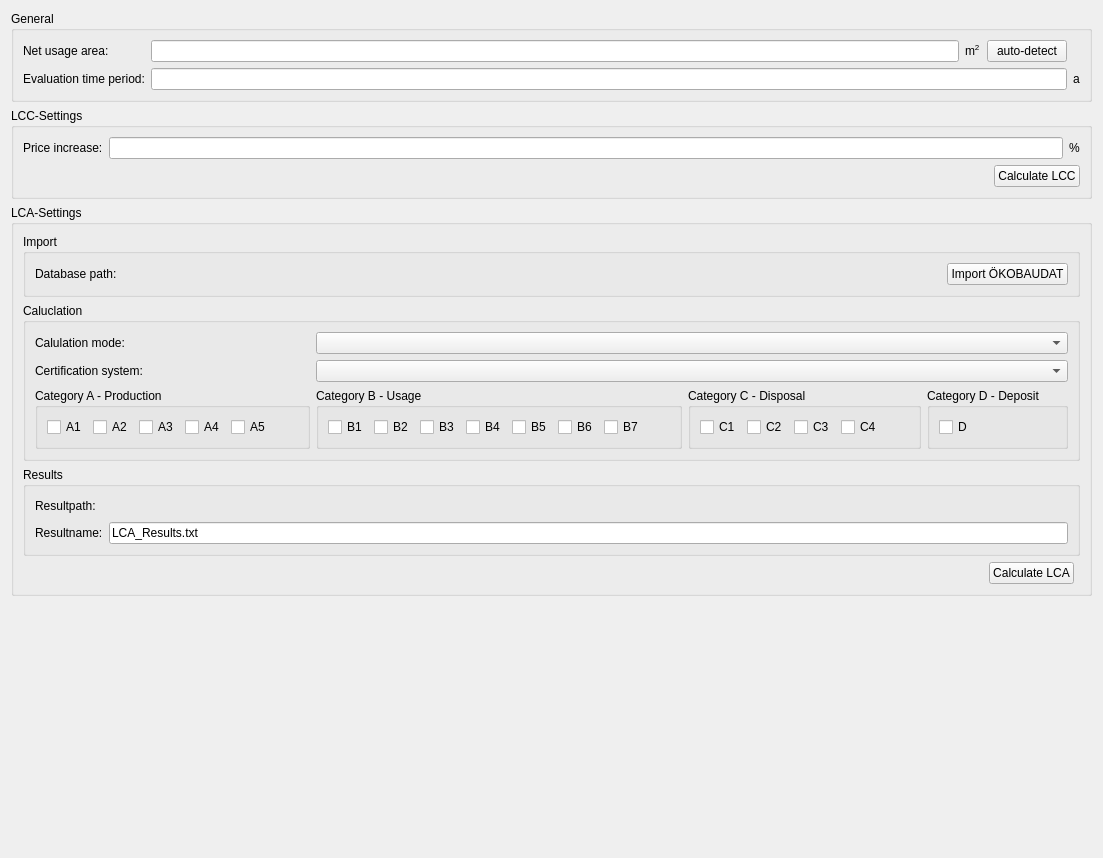
Qt form SIM-VICUS/src/SVSimulationLCAOptions.ui (ghorwin/SIM-VICUS) before a commit.
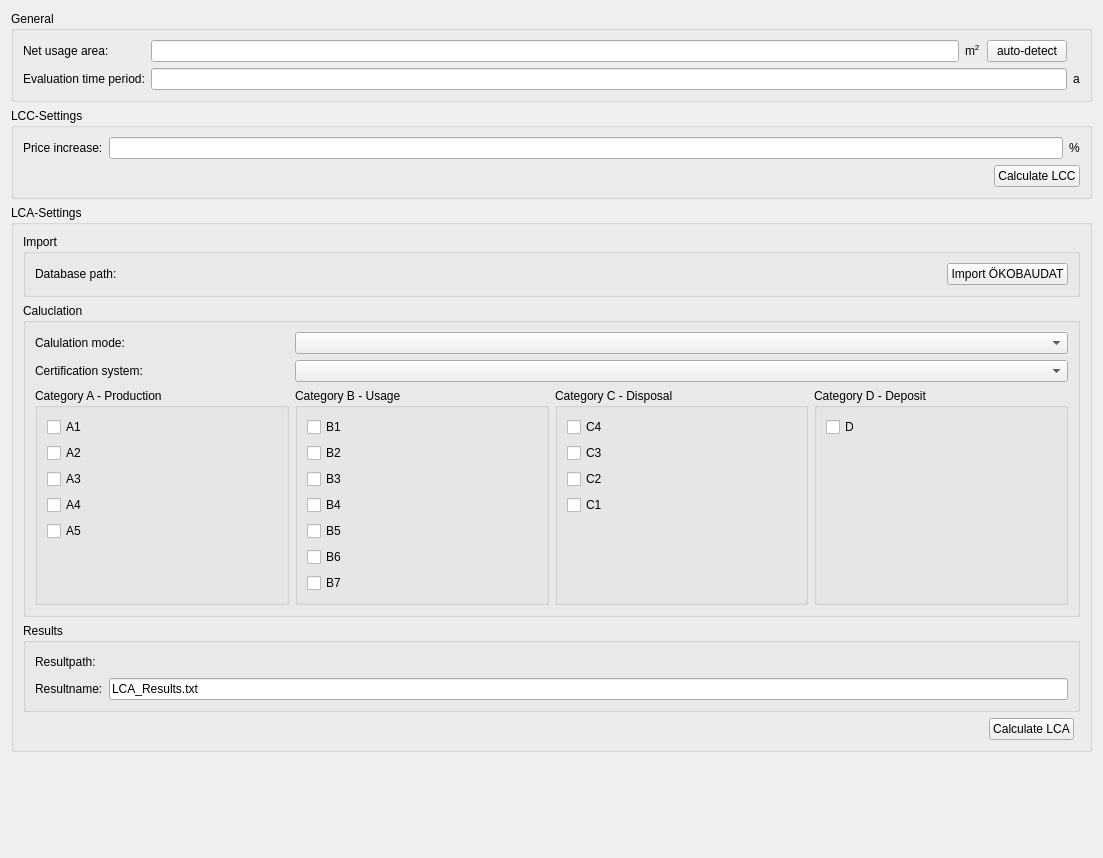
The same form after that commit. Custom widgets are drawn as their Qt base class.

Commit message: Renamed Checkboxes in Ui

```diff
--- a/SIM-VICUS/src/SVSimulationLCAOptions.ui
+++ b/SIM-VICUS/src/SVSimulationLCAOptions.ui
@@ -197,7 +197,7 @@
            <property name="title">
             <string>Category B - Usage</string>
            </property>
-           <layout class="QHBoxLayout" name="horizontalLayout_2">
+           <layout class="QVBoxLayout" name="verticalLayout_2">
             <item>
              <widget class="QCheckBox" name="checkBoxB1">
               <property name="text">
@@ -247,19 +247,6 @@
               </property>
              </widget>
             </item>
-            <item>
-             <spacer name="horizontalSpacer_3">
-              <property name="orientation">
-               <enum>Qt::Horizontal</enum>
-              </property>
-              <property name="sizeHint" stdset="0">
-               <size>
-                <width>40</width>
-                <height>20</height>
-               </size>
-              </property>
-             </spacer>
-            </item>
            </layout>
           </widget>
          </item>
@@ -268,7 +255,7 @@
            <property name="title">
             <string>Category D - Deposit</string>
            </property>
-           <layout class="QHBoxLayout" name="horizontalLayout_4">
+           <layout class="QVBoxLayout" name="verticalLayout_4">
             <item>
              <widget class="QCheckBox" name="checkBoxD">
               <property name="text">
@@ -277,14 +264,14 @@
              </widget>
             </item>
             <item>
-             <spacer name="horizontalSpacer_5">
+             <spacer name="verticalSpacer_4">
               <property name="orientation">
-               <enum>Qt::Horizontal</enum>
+               <enum>Qt::Vertical</enum>
               </property>
               <property name="sizeHint" stdset="0">
                <size>
-                <width>40</width>
-                <height>20</height>
+                <width>20</width>
+                <height>40</height>
                </size>
               </property>
              </spacer>
@@ -304,28 +291,7 @@
            <property name="title">
             <string>Category C - Disposal</string>
            </property>
-           <layout class="QHBoxLayout" name="horizontalLayout_3">
-            <item>
-             <widget class="QCheckBox" name="checkBoxC1">
-              <property name="text">
-               <string>C1</string>
-              </property>
-             </widget>
-            </item>
-            <item>
-             <widget class="QCheckBox" name="checkBoxC2">
-              <property name="text">
-               <string>C2</string>
-              </property>
-             </widget>
-            </item>
-            <item>
-             <widget class="QCheckBox" name="checkBoxC3">
-              <property name="text">
-               <string>C3</string>
-              </property>
-             </widget>
-            </item>
+           <layout class="QVBoxLayout" name="verticalLayout_3">
             <item>
              <widget class="QCheckBox" name="checkBoxC4">
               <property name="text">
@@ -334,14 +300,35 @@
              </widget>
             </item>
             <item>
-             <spacer name="horizontalSpacer_4">
+             <widget class="QCheckBox" name="checkBoxC3">
+              <property name="text">
+               <string>C3</string>
+              </property>
+             </widget>
+            </item>
+            <item>
+             <widget class="QCheckBox" name="checkBoxC2">
+              <property name="text">
+               <string>C2</string>
+              </property>
+             </widget>
+            </item>
+            <item>
+             <widget class="QCheckBox" name="checkBoxC1">
+              <property name="text">
+               <string>C1</string>
+              </property>
+             </widget>
+            </item>
+            <item>
+             <spacer name="verticalSpacer_3">
               <property name="orientation">
-               <enum>Qt::Horizontal</enum>
+               <enum>Qt::Vertical</enum>
               </property>
               <property name="sizeHint" stdset="0">
                <size>
-                <width>40</width>
-                <height>20</height>
+                <width>20</width>
+                <height>40</height>
                </size>
               </property>
              </spacer>
@@ -354,7 +341,7 @@
            <property name="title">
             <string>Category A - Production</string>
            </property>
-           <layout class="QHBoxLayout" name="horizontalLayout">
+           <layout class="QVBoxLayout" name="verticalLayout">
             <item>
              <widget class="QCheckBox" name="checkBoxA1">
               <property name="text">
@@ -400,14 +387,14 @@
              </widget>
             </item>
             <item>
-             <spacer name="horizontalSpacer_2">
+             <spacer name="verticalSpacer_2">
               <property name="orientation">
-               <enum>Qt::Horizontal</enum>
+               <enum>Qt::Vertical</enum>
               </property>
               <property name="sizeHint" stdset="0">
                <size>
-                <width>40</width>
-                <height>20</height>
+                <width>20</width>
+                <height>40</height>
                </size>
               </property>
              </spacer>
@@ -490,12 +477,6 @@
   </layout>
  </widget>
  <customwidgets>
-  <customwidget>
-   <class>QtExt::BrowseFilenameWidget</class>
-   <extends>QWidget</extends>
-   <header>QtExt_BrowseFilenameWidget.h</header>
-   <container>1</container>
-  </customwidget>
   <customwidget>
    <class>QtExt::ValidatingLineEdit</class>
    <extends>QLineEdit</extends>
@@ -504,6 +485,12 @@
     <signal>editingFinishedSuccessfully()</signal>
    </slots>
   </customwidget>
+  <customwidget>
+   <class>QtExt::BrowseFilenameWidget</class>
+   <extends>QWidget</extends>
+   <header>QtExt_BrowseFilenameWidget.h</header>
+   <container>1</container>
+  </customwidget>
  </customwidgets>
  <resources/>
  <connections/>
```
The commit also changes 2 other files.
